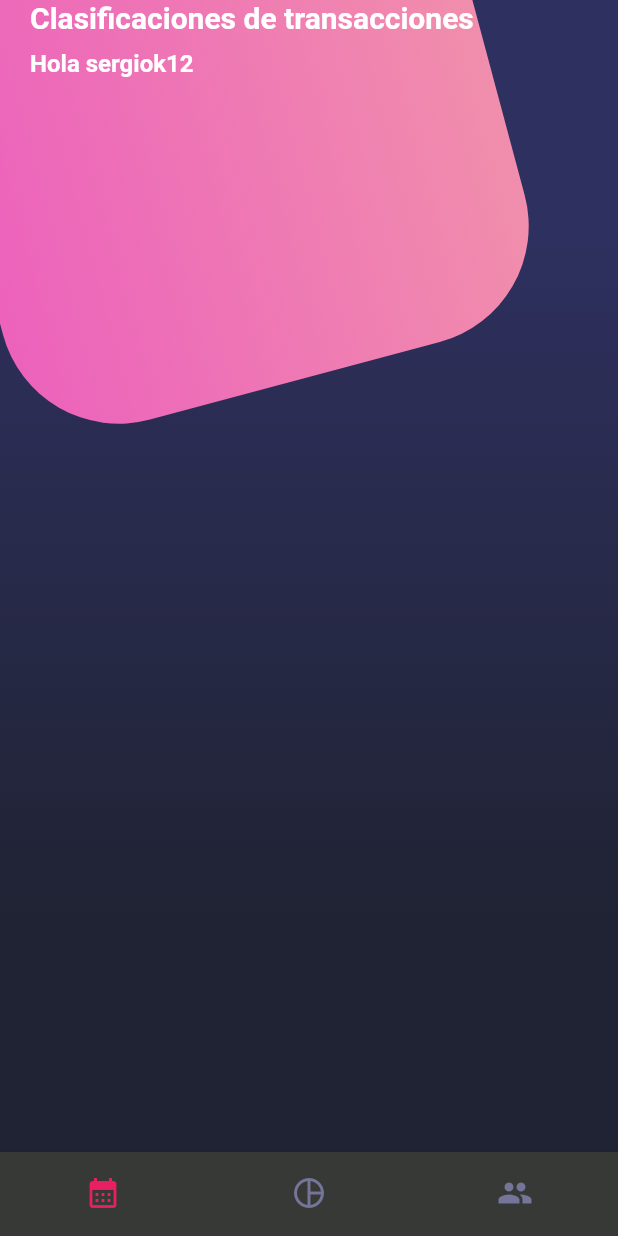
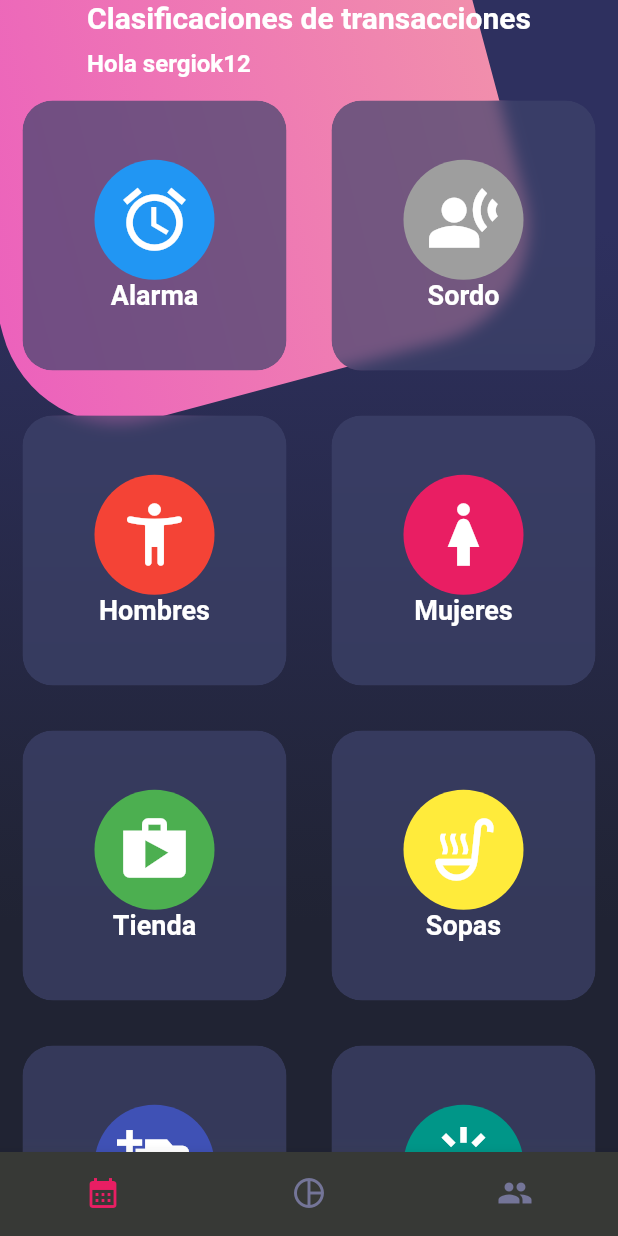
Before and after one commit to SergioK12/Disenios_App, a Flutter app: the screen it shows after launch, on a phone screen of 412 x 824 dp. Run offline on Flutter 3.47's test engine with Material 2 defaults, Android fonts, the light colour scheme and no system bars.

Commit message:
Seccion diseños terminada

```diff
--- a/lib/main.dart
+++ b/lib/main.dart
@@ -8,10 +8,12 @@ class MyApp extends StatelessWidget {
 
   @override
   Widget build(BuildContext context) {
+
     SystemChrome.setSystemUIOverlayStyle(SystemUiOverlayStyle.light.copyWith(
       statusBarColor: Colors.grey
     ));
     return  MaterialApp(
+      theme: ThemeData.dark(),
       debugShowCheckedModeBanner: false,
       title: 'Material App',
       initialRoute: 'Home',
--- a/lib/views/home_screen.dart
+++ b/lib/views/home_screen.dart
@@ -11,7 +11,7 @@ class HomeScreen extends StatelessWidget {
       children: const [
         BackgroundW(),
         _HomeBody(),
-        PageTittle(),
+
       ],
     ),
     bottomNavigationBar: const CustomNavigation(),);
@@ -28,6 +28,8 @@ class _HomeBody extends StatelessWidget {
     return SingleChildScrollView(
       child: Column(
         children: const [
+          PageTittle(),
+          CardTable(),
         ],
       )
     );
--- /dev/null
+++ b/lib/widgets/card_table.dart
@@ -0,0 +1,105 @@
+import 'dart:ui';
+
+import 'package:flutter/material.dart';
+
+class CardTable extends StatelessWidget {
+  const CardTable({super.key});
+
+  @override
+  Widget build(BuildContext context) {
+    return Table(
+      children: const [
+        TableRow(children: [
+          _SingleCard(
+              color: Colors.blue, icondata: Icons.alarm, texto: "Alarma"),
+          _SingleCard(
+              color: Colors.grey, icondata: Icons.transcribe, texto: "Sordo"),
+        ]),
+        TableRow(children: [
+          _SingleCard(
+              color: Colors.red,
+              icondata: Icons.accessibility_new_rounded,
+              texto: "Hombres"),
+          _SingleCard(
+              color: Colors.pink, icondata: Icons.woman, texto: "Mujeres"),
+        ]),
+        TableRow(children: [
+          _SingleCard(
+              color: Colors.green, icondata: Icons.shop, texto: "Tienda"),
+          _SingleCard(
+              color: Colors.yellow,
+              icondata: Icons.soup_kitchen_outlined,
+              texto: "Sopas"),
+        ]),
+        TableRow(children: [
+          _SingleCard(
+              color: Colors.indigo,
+              icondata: Icons.add_a_photo,
+              texto: "Fotos"),
+          _SingleCard(
+              color: Colors.teal,
+              icondata: Icons.minor_crash_sharp,
+              texto: "Autos"),
+        ]),
+      ],
+    );
+  }
+}
+
+class _SingleCard extends StatelessWidget {
+  const _SingleCard(
+      {required this.icondata, required this.texto, required this.color});
+
+  final IconData icondata;
+  final String texto;
+  final Color color;
+
+  @override
+  Widget build(BuildContext context) {
+    return _CardBackground(
+        child: Column(
+      mainAxisAlignment: MainAxisAlignment.center,
+      children: [
+        CircleAvatar(
+          minRadius: 40.0,
+          backgroundColor: color,
+          child: Icon(
+            icondata,
+            color: Colors.white,
+            size: 50,
+          ),
+        ),
+        Text(
+          texto,
+          style: const TextStyle(
+              fontSize: 18, fontWeight: FontWeight.bold, color: Colors.white),
+        )
+      ],
+    ));
+  }
+}
+
+class _CardBackground extends StatelessWidget {
+  final Widget child;
+  const _CardBackground({required this.child});
+
+  @override
+  Widget build(BuildContext context) {
+    return Container(
+      margin: const EdgeInsets.all(15),
+      child: ClipRRect(
+        borderRadius: BorderRadius.circular(20),
+        child: BackdropFilter(
+          filter: ImageFilter.blur(sigmaX: 5, sigmaY: 5),
+          child: Container(
+            height: 180,
+            decoration: BoxDecoration(
+                borderRadius: BorderRadius.circular(20),
+                color: const Color.fromRGBO(62, 67, 107, 0.7)),
+            child: child,
+          ),
+        ),
+      ),
+    );
+  }
+}
--- a/lib/widgets/widgets.dart
+++ b/lib/widgets/widgets.dart
@@ -1,3 +1,4 @@
+export 'package:disenios_app/widgets/card_table.dart';
 export 'package:disenios_app/widgets/custom_buttom.dart';
 export 'package:disenios_app/widgets/background.dart';
 export 'package:disenios_app/widgets/page_tittle.dart';
```
